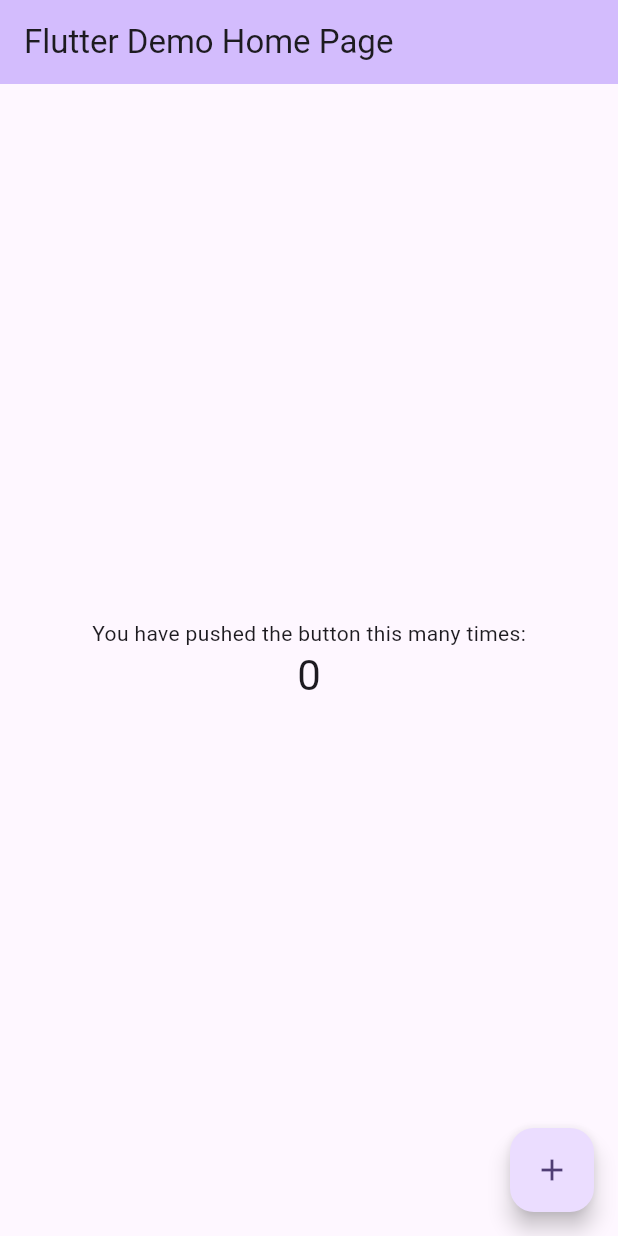
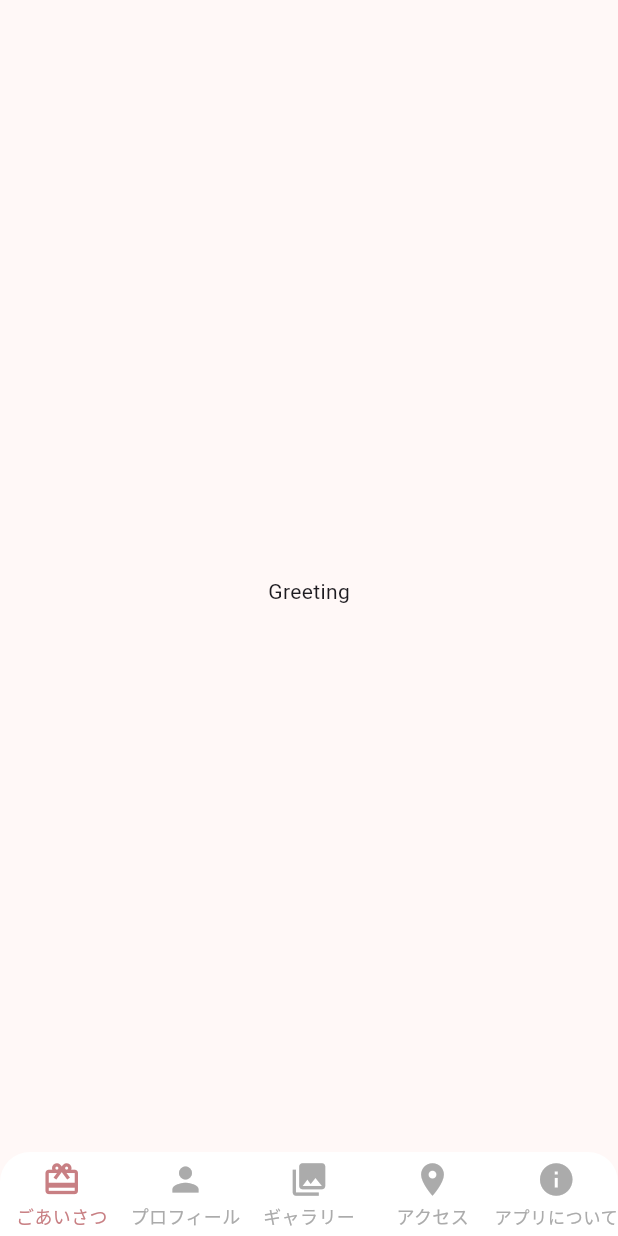
Before and after one commit to Saigen-no-Harmonia/shiori-flutter, a Flutter app: the screen it shows after launch, on a phone screen of 412 x 824 dp. Run offline on Flutter 3.47's test engine with Material 3 defaults, Android fonts, the light colour scheme and no system bars; drawn by our look-alikes of persistent_bottom_nav_bar; our stand-ins replace envied, flutter_riverpod, go_router, google_fonts; generated files the repository leaves out were written again.

Commit message:
ボトムナビの表示

```diff
--- /dev/null
+++ b/lib/features/about/ui/about_screen.dart
@@ -0,0 +1,18 @@
+import 'package:flutter/material.dart';
+import 'package:flutter_riverpod/flutter_riverpod.dart';
+
+import '../../../theme/app_colors.dart';
+import '../../../theme/app_theme.dart';
+
+class AboutScreen extends ConsumerWidget {
+  const AboutScreen({super.key});
+
+  @override
+  Widget build(BuildContext context, WidgetRef ref) {
+    return const Scaffold(
+      body: Center(
+        child: Text('About'),
+      ),
+    );
+  }
+}
--- /dev/null
+++ b/lib/features/access/ui/access_screen.dart
@@ -0,0 +1,18 @@
+import 'package:flutter/material.dart';
+import 'package:flutter_riverpod/flutter_riverpod.dart';
+
+import '../../../theme/app_colors.dart';
+import '../../../theme/app_theme.dart';
+
+class AccessScreen extends ConsumerWidget {
+  const AccessScreen({super.key});
+
+  @override
+  Widget build(BuildContext context, WidgetRef ref) {
+    return const Scaffold(
+      body: Center(
+        child: Text('Access'),
+      ),
+    );
+  }
+}
--- /dev/null
+++ b/lib/features/gallery/ui/gallery_screen.dart
@@ -0,0 +1,18 @@
+import 'package:flutter/material.dart';
+import 'package:flutter_riverpod/flutter_riverpod.dart';
+
+import '../../../theme/app_colors.dart';
+import '../../../theme/app_theme.dart';
+
+class GalleryScreen extends ConsumerWidget {
+  const GalleryScreen({super.key});
+
+  @override
+  Widget build(BuildContext context, WidgetRef ref) {
+    return const Scaffold(
+      body: Center(
+        child: Text('Gallery'),
+      ),
+    );
+  }
+}
--- /dev/null
+++ b/lib/features/greeting/ui/greeting_screen.dart
@@ -0,0 +1,18 @@
+import 'package:flutter/material.dart';
+import 'package:flutter_riverpod/flutter_riverpod.dart';
+
+import '../../../theme/app_colors.dart';
+import '../../../theme/app_theme.dart';
+
+class GreetingScreen extends ConsumerWidget {
+  const GreetingScreen({super.key});
+
+  @override
+  Widget build(BuildContext context, WidgetRef ref) {
+    return const Scaffold(
+      body: Center(
+        child: Text('Greeting'),
+      ),
+    );
+  }
+}
--- /dev/null
+++ b/lib/features/main/ui/main_screen.dart
@@ -0,0 +1,114 @@
+import 'package:flutter/material.dart';
+import 'package:flutter_riverpod/flutter_riverpod.dart';
+import 'package:persistent_bottom_nav_bar/persistent_bottom_nav_bar.dart';
+
+import '../../../theme/app_colors.dart';
+import '../../greeting/ui/greeting_screen.dart';
+import '../../profile/ui/profile_screen.dart';
+import '../../gallery/ui/gallery_screen.dart';
+import '../../access/ui/access_screen.dart';
+import '../../about/ui/about_screen.dart';
+
+const List<Widget> _screens = [
+  GreetingScreen(),
+  ProfileScreen(),
+  GalleryScreen(),
+  AccessScreen(),
+  AboutScreen(),
+];
+
+class MainScreen extends ConsumerStatefulWidget {
+  const MainScreen({super.key});
+
+  @override
+  ConsumerState createState() => _MainScreenState();
+}
+
+class _MainScreenState extends ConsumerState<MainScreen> {
+  late PersistentTabController _controller;
+
+  @override
+  void initState() {
+    super.initState();
+    _controller = PersistentTabController(initialIndex: 0);
+  }
+
+  @override
+  void dispose() {
+    _controller.dispose();
+    super.dispose();
+  }
+
+  List<PersistentBottomNavBarItem> _navBarItems(
+    BuildContext context,
+    Color selectedColor,
+    Color unselectedColor,
+  ) {
+    return [
+      PersistentBottomNavBarItem(
+        icon: const Icon(Icons.card_giftcard),
+        title: 'ごあいさつ',
+        activeColorPrimary: selectedColor,
+        inactiveColorPrimary: unselectedColor,
+      ),
+      PersistentBottomNavBarItem(
+        icon: const Icon(Icons.person),
+        title: 'プロフィール',
+        activeColorPrimary: selectedColor,
+        inactiveColorPrimary: unselectedColor,
+      ),
+      PersistentBottomNavBarItem(
+        icon: const Icon(Icons.photo_library),
+        title: 'ギャラリー',
+        activeColorPrimary: selectedColor,
+        inactiveColorPrimary: unselectedColor,
+      ),
+      PersistentBottomNavBarItem(
+        icon: const Icon(Icons.location_on),
+        title: 'アクセス',
+        activeColorPrimary: selectedColor,
+        inactiveColorPrimary: unselectedColor,
+      ),
+      PersistentBottomNavBarItem(
+        icon: const Icon(Icons.info),
+        title: 'アプリについて',
+        activeColorPrimary: selectedColor,
+        inactiveColorPrimary: unselectedColor,
+      ),
+    ];
+  }
+
+  @override
+  Widget build(BuildContext context) {
+    final selectedColor = AppColors.primary;
+    final unselectedColor = AppColors.inactive;
+    return Scaffold(
+      body: PersistentTabView(
+        context,
+        controller: _controller,
+        screens: _screens,
+        items: _navBarItems(context, selectedColor, unselectedColor),
+        confineToSafeArea: true,
+        backgroundColor: AppColors.white,
+        handleAndroidBackButtonPress: true,
+        resizeToAvoidBottomInset: true,
+        stateManagement: true,
+        hideNavigationBarWhenKeyboardAppears: true,
+        decoration: const NavBarDecoration(
+          borderRadius: BorderRadius.vertical(top: Radius.circular(20)),
+          colorBehindNavBar: AppColors.white,
+        ),
+        popBehaviorOnSelectedNavBarItemPress: PopBehavior.all,
+        animationSettings: const NavBarAnimationSettings(
+          navBarItemAnimation: ItemAnimationSettings(
+            duration: Duration(milliseconds: 400),
+          ),
+          screenTransitionAnimation: ScreenTransitionAnimationSettings(
+            animateTabTransition: false,
+          ),
+        ),
+        navBarStyle: NavBarStyle.simple,
+      ),
+    );
+  }
+}
--- /dev/null
+++ b/lib/features/profile/ui/profile_screen.dart
@@ -0,0 +1,18 @@
+import 'package:flutter/material.dart';
+import 'package:flutter_riverpod/flutter_riverpod.dart';
+
+import '../../../theme/app_colors.dart';
+import '../../../theme/app_theme.dart';
+
+class ProfileScreen extends ConsumerWidget {
+  const ProfileScreen({super.key});
+
+  @override
+  Widget build(BuildContext context, WidgetRef ref) {
+    return const Scaffold(
+      body: Center(
+        child: Text('Profile'),
+      ),
+    );
+  }
+}
--- a/lib/main.dart
+++ b/lib/main.dart
@@ -1,66 +1,34 @@
 import 'package:flutter/material.dart';
+import 'package:flutter_riverpod/flutter_riverpod.dart';
+import 'package:google_fonts/google_fonts.dart';
+
+import 'routing/router.dart';
+import 'theme/app_colors.dart';
 
 void main() {
-  runApp(const MyApp());
+  runApp(
+    const ProviderScope(
+      child: ShioriApp()
+    ),
+  );
 }
 
-class MyApp extends StatelessWidget {
-  const MyApp({super.key});
+class ShioriApp extends ConsumerWidget {
+  const ShioriApp({super.key});
 
   @override
-  Widget build(BuildContext context) {
-    return MaterialApp(
-      title: 'Flutter Demo',
+  Widget build(BuildContext context, WidgetRef ref) {
+    return MaterialApp.router(
+      title: 'Shiori',
       theme: ThemeData(
-        colorScheme: ColorScheme.fromSeed(seedColor: Colors.deepPurple),
+        colorScheme: ColorScheme.fromSeed(
+          seedColor: AppColors.primary,
+        ),
+        useMaterial3: true,
+        textTheme: GoogleFonts.notoSerifJpTextTheme(),
       ),
-      home: const MyHomePage(title: 'Flutter Demo Home Page'),
+      routerConfig: router,
+      debugShowCheckedModeBanner: false,
     );
   }
 }
-
-class MyHomePage extends StatefulWidget {
-  const MyHomePage({super.key, required this.title});
-
-  final String title;
-
-  @override
-  State<MyHomePage> createState() => _MyHomePageState();
-}
-
-class _MyHomePageState extends State<MyHomePage> {
-  int _counter = 0;
-
-  void _incrementCounter() {
-    setState(() {
-      _counter++;
-    });
-  }
-
-  @override
-  Widget build(BuildContext context) {
-    return Scaffold(
-      appBar: AppBar(
-        backgroundColor: Theme.of(context).colorScheme.inversePrimary,
-        title: Text(widget.title),
-      ),
-      body: Center(
-        child: Column(
-          mainAxisAlignment: MainAxisAlignment.center,
-          children: <Widget>[
-            const Text('You have pushed the button this many times:'),
-            Text(
-              '$_counter',
-              style: Theme.of(context).textTheme.headlineMedium,
-            ),
-          ],
-        ),
-      ),
-      floatingActionButton: FloatingActionButton(
-        onPressed: _incrementCounter,
-        tooltip: 'Increment',
-        child: const Icon(Icons.add),
-      ),
-    );
-  }
-}
--- /dev/null
+++ b/lib/routing/router.dart
@@ -0,0 +1,15 @@
+import 'package:flutter/material.dart';
+import 'package:go_router/go_router.dart';
+
+import '../features/main/ui/main_screen.dart';
+import 'routes.dart';
+
+final GoRouter router = GoRouter(
+  initialLocation: Routes.main,
+  routes: [
+    GoRoute(
+      path: Routes.main,
+      builder: (context, state) => const MainScreen(),
+    ),
+  ],
+);
--- /dev/null
+++ b/lib/routing/routes.dart
@@ -0,0 +1,5 @@
+class Routes {
+  Routes._();
+
+  static const main = '/';
+}
--- a/lib/theme/app_colors.dart
+++ b/lib/theme/app_colors.dart
@@ -10,4 +10,5 @@ class AppColors {
   static const textPrimary80 = Color(0xCC212121);
   static const background = Color(0xFFFDFEF0);
   static const white = Color(0xFFFFFFFF);
+  static const inactive = Color(0xFFABABAB);
 }
--- a/pubspec.yaml
+++ b/pubspec.yaml
@@ -24,6 +24,7 @@ dependencies:
   ming_cute_icons: ^0.0.7
   package_info_plus: ^8.0.0
   permission_handler: ^11.4.0
+  persistent_bottom_nav_bar: ^6.2.1
   riverpod_annotation: ^2.6.1
   shimmer: ^3.0.0
   url_launcher: ^6.3.0
```
Also changed, not shown: pubspec.lock, 3 other files.
